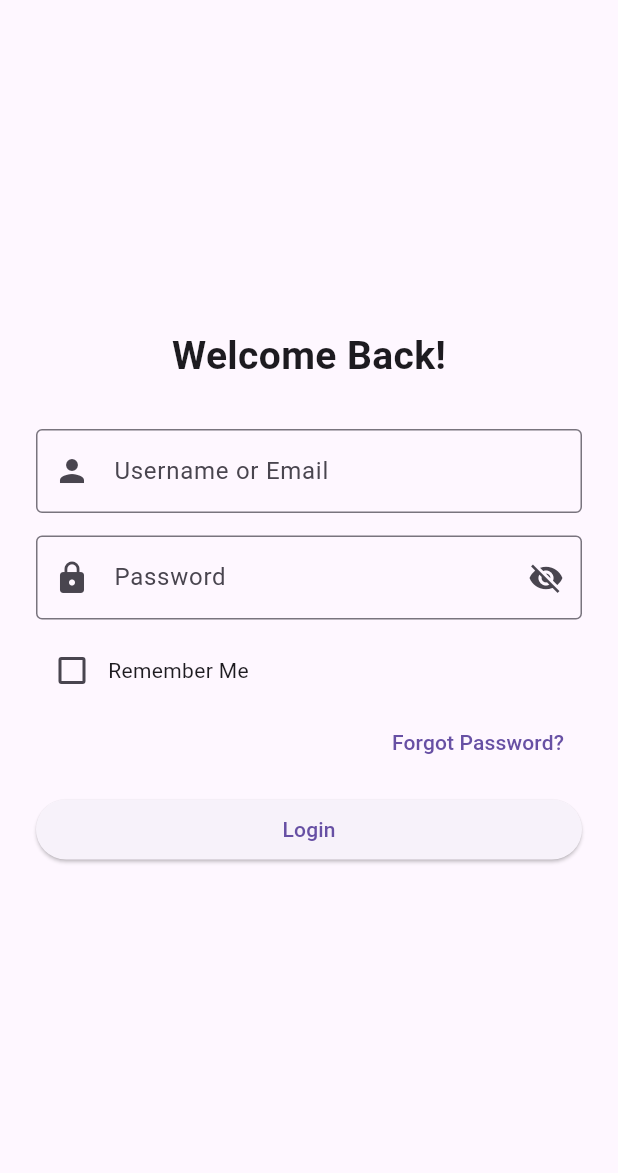
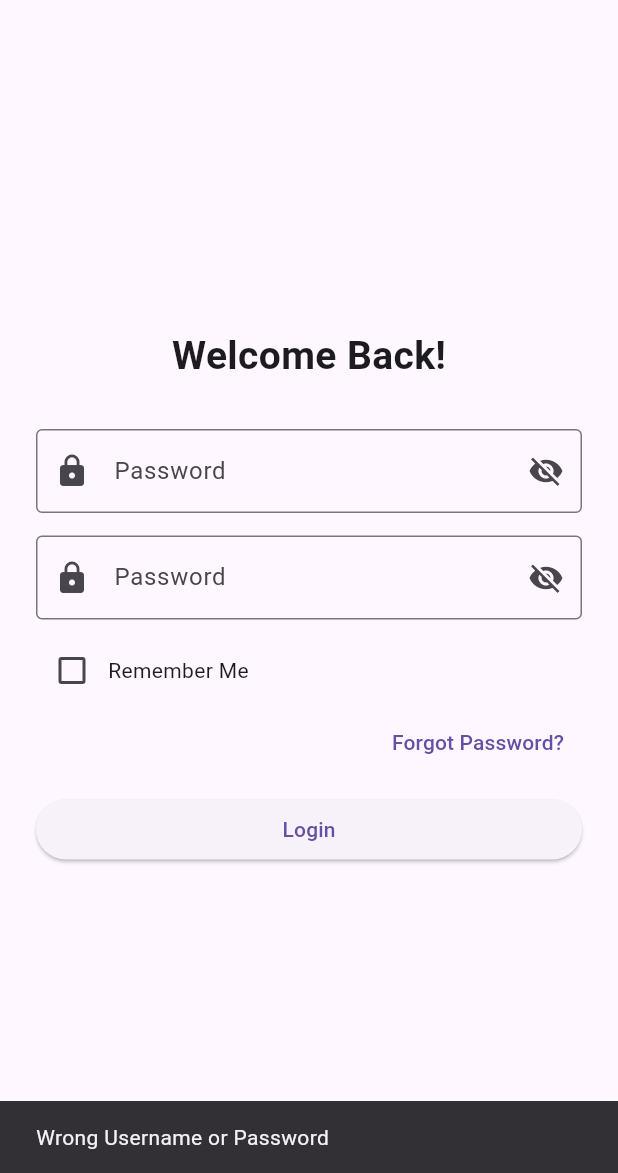
Before and after one commit to ansarishoaib1668-svg/Unique-social-app, a Flutter app: the LoginPage screen opened directly, after a tap on "Login", on a phone screen of 412 x 824 dp, the part 63-1236 px from its top. Run offline on Flutter 3.47's test engine with Material 3 defaults, Android fonts, the phone set to English and light mode, and no system bars.

Commit message:
Fix login validation

```diff
--- a/lib/main.dart
+++ b/lib/main.dart
@@ -94,7 +94,8 @@ class LoginPage extends StatefulWidget {
 class _LoginPageState extends State<LoginPage> {
   bool hidePassword = true;
   bool rememberMe = false;
-
+final usernameController = TextEditingController();
+final passwordController = TextEditingController();
   @override
   Widget build(BuildContext context) {
     return Scaffold(
@@ -119,10 +120,24 @@ class _LoginPageState extends State<LoginPage> {
             const SizedBox(height: 30),
 
             TextField(
+  controller: passwordController,
+  obscureText: hidePassword,
   decoration: InputDecoration(
-                labelText: "Username or Email",
+    labelText: "Password",
     border: const OutlineInputBorder(),
-                prefixIcon: const Icon(Icons.person),
+    prefixIcon: const Icon(Icons.lock),
+    suffixIcon: IconButton(
+      icon: Icon(
+        hidePassword
+            ? Icons.visibility_off
+            : Icons.visibility,
+      ),
+      onPressed: () {
+        setState(() {
+          hidePassword = !hidePassword;
+        });
+      },
+    ),
   ),
 ),
 
@@ -178,7 +193,22 @@ class _LoginPageState extends State<LoginPage> {
 SizedBox(
   width: double.infinity,
   child: ElevatedButton(
-                onPressed: () {},
+    onPressed: () {
+      if (usernameController.text == "admin" &&
+          passwordController.text == "123456") {
+        ScaffoldMessenger.of(context).showSnackBar(
+          const SnackBar(
+            content: Text("Login Successful"),
+          ),
+        );
+      } else {
+        ScaffoldMessenger.of(context).showSnackBar(
+          const SnackBar(
+            content: Text("Wrong Username or Password"),
+          ),
+        );
+      }
+    },
     child: const Text("Login"),
   ),
 ),
```
Lines whose indentation alone changed are shown as unchanged.
